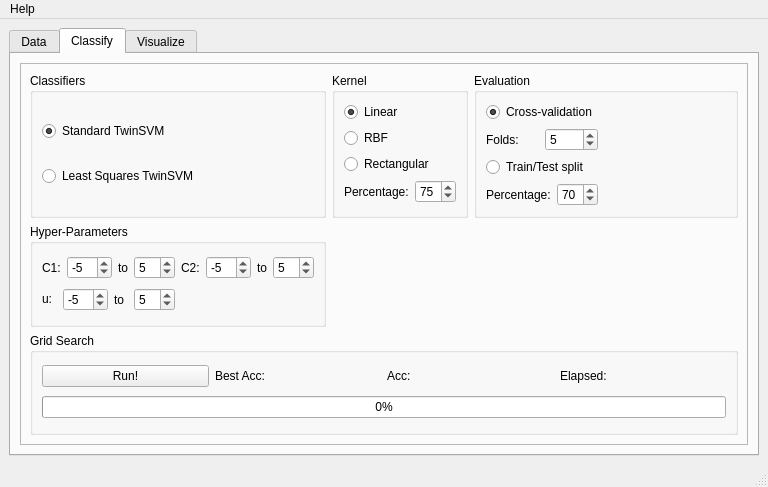
Qt form libtsvm/GUI-LIBTwinSVM.ui (mir-am/LIBTwinSVM) before a commit.
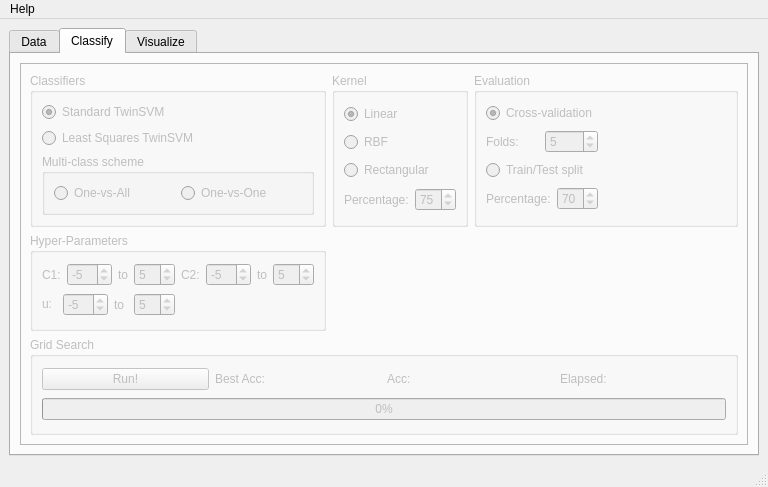
The same form after that commit. The open tabs and pages were chosen to show the change.

Commit message: Added the selection of the multi-class schemes to GUI.

Patch:
```diff
--- a/libtsvm/GUI-LIBTwinSVM.ui
+++ b/libtsvm/GUI-LIBTwinSVM.ui
@@ -20,6 +20,9 @@
    <layout class="QGridLayout" name="gridLayout_4">
     <item row="1" column="0">
      <widget class="QTabWidget" name="tabWidget">
+      <property name="enabled">
+       <bool>true</bool>
+      </property>
       <property name="currentIndex">
        <number>0</number>
       </property>
@@ -213,6 +216,9 @@
        </layout>
       </widget>
       <widget class="QWidget" name="tab_2">
+       <property name="enabled">
+        <bool>false</bool>
+       </property>
        <attribute name="title">
         <string>Classify</string>
        </attribute>
@@ -336,6 +342,36 @@
                 </property>
                </widget>
               </item>
+              <item row="2" column="0">
+               <widget class="QGroupBox" name="groupBox_10">
+                <property name="enabled">
+                 <bool>false</bool>
+                </property>
+                <property name="title">
+                 <string>Multi-class scheme</string>
+                </property>
+                <layout class="QGridLayout" name="gridLayout_16">
+                 <item row="0" column="0">
+                  <layout class="QHBoxLayout" name="horizontalLayout_8">
+                   <item>
+                    <widget class="QRadioButton" name="radioButton_8">
+                     <property name="text">
+                      <string>One-vs-All</string>
+                     </property>
+                    </widget>
+                   </item>
+                   <item>
+                    <widget class="QRadioButton" name="radioButton_9">
+                     <property name="text">
+                      <string>One-vs-One</string>
+                     </property>
+                    </widget>
+                   </item>
+                  </layout>
+                 </item>
+                </layout>
+               </widget>
+              </item>
              </layout>
             </widget>
            </item>
```
Left out of the diff: 4 changed lines with no effect on the pictures.
